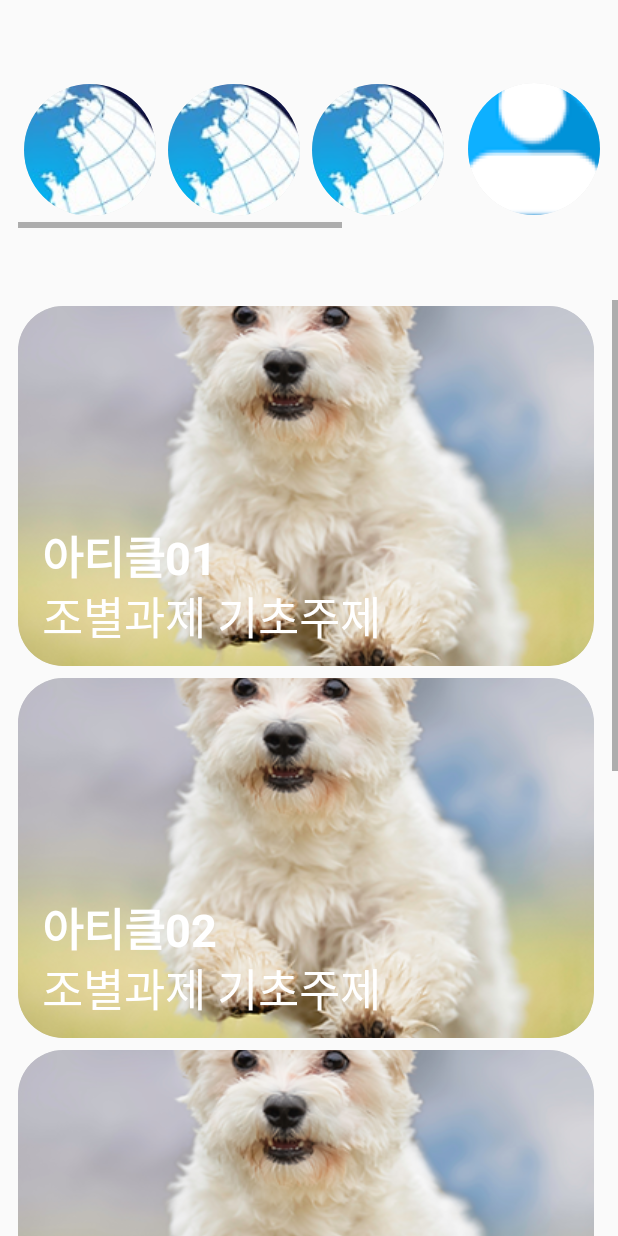
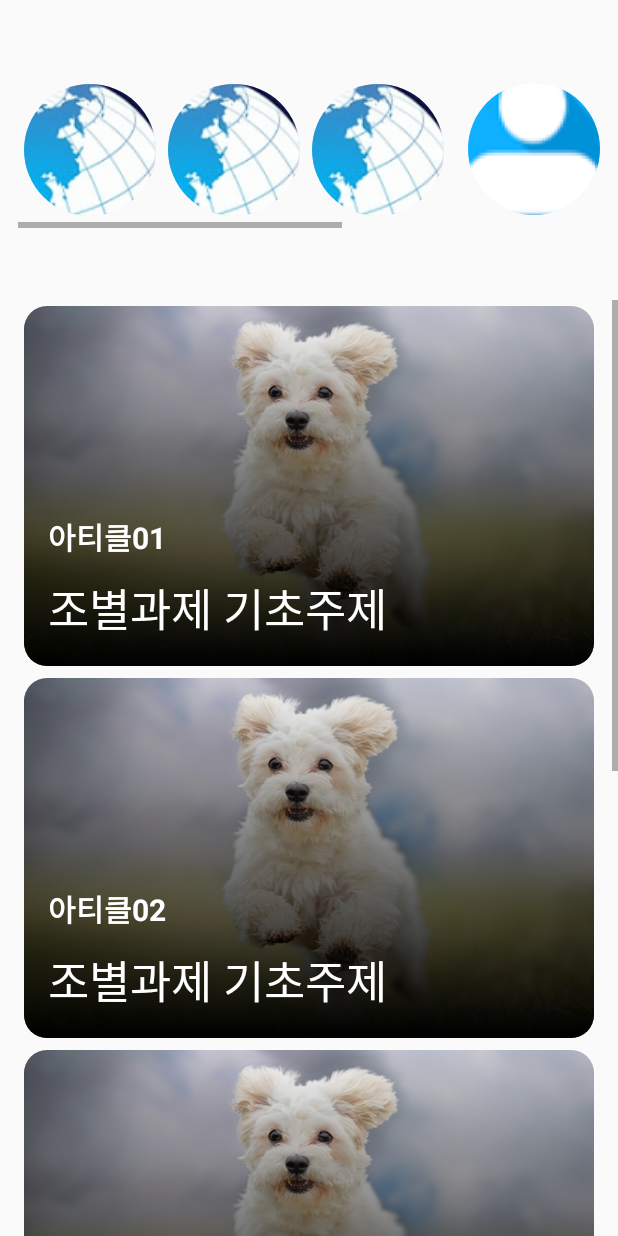
Before and after one commit to AtmosCat/arti, an Android app: the layout activity_main.xml on its own in the app's theme, with its tools: preview values and no code run, on a phone screen of 412 x 824 dp. Run offline under Robolectric (Android 15) with nearby library versions, the light colour scheme and no system bars.

Commit message:
M 240705 ver 0.1.1. main.xml Update. bottomScrollView revise

```diff
--- a/app/src/main/res/drawable/round2background.xml
+++ b/app/src/main/res/drawable/round2background.xml
@@ -1,5 +1,5 @@
 <?xml version="1.0" encoding="utf-8"?>
 <shape xmlns:android="http://schemas.android.com/apk/res/android">
     <solid android:color="#D5D5D5"/>
-    <corners android:radius="30dp"/>
+    <corners android:radius="15dp"/>
 </shape>
--- a/app/src/main/res/layout/activity_main.xml
+++ b/app/src/main/res/layout/activity_main.xml
@@ -7,7 +7,7 @@
     android:layout_height="match_parent"
     tools:context=".MainViewActivity">
 
-    <!--상단 스크롤 뷰-->
+    <!--상단 가로 스크롤 뷰-->
     <HorizontalScrollView
         android:id="@+id/scrollViewTop"
         android:layout_width="288dp"
@@ -80,7 +80,7 @@
         app:layout_constraintEnd_toEndOf="parent"
         app:layout_constraintStart_toEndOf="@id/scrollViewTop" />
 
-    <!--하단 스크롤뷰-->
+    <!--하단 세로 스크롤뷰-->
     <ScrollView
         android:id="@+id/scrollViewBottom"
         android:layout_width="match_parent"
@@ -91,30 +91,46 @@
         app:layout_constraintStart_toStartOf="parent"
         app:layout_constraintTop_toBottomOf="@id/scrollViewTop">
 
+        <!--수직 콘텐츠-->
+
         <LinearLayout
             android:layout_width="match_parent"
             android:layout_height="wrap_content"
-            android:orientation="vertical">
+            android:orientation="vertical"
+            android:gravity="center">
 
+            <!--수직 콘텐츠 요소1 -->
             <androidx.constraintlayout.widget.ConstraintLayout
                 android:id="@+id/bottomView1"
-                android:layout_width="400dp"
+                android:layout_width="380dp"
                 android:layout_height="240dp"
-                android:layout_margin="4dp">
+                android:layout_margin="4dp"
+                android:background="@drawable/round2background"
+                android:clipToOutline="true">
 
-                <ImageButton
+                <!--Contents와 연결되는 이미지-->
+                <ImageView
                     android:id="@+id/imageButton1"
-                    android:layout_width="384dp"
-                    android:layout_height="240dp"
+                    android:layout_width="match_parent"
+                    android:layout_height="match_parent"
+                    android:scaleType="centerCrop"
                     android:src="@drawable/down1"
-                    android:background="@drawable/round2background"
-                    android:clipToOutline="true"
                     app:layout_constraintBottom_toBottomOf="@+id/bottomView1"
                     app:layout_constraintEnd_toEndOf="parent"
                     app:layout_constraintStart_toStartOf="parent"
+                    app:layout_constraintTop_toTopOf="parent"/>
+
+                <!--Contents이미지 위에 그라데이션 효과-->
+                <ImageView
+                    android:layout_width="match_parent"
+                    android:layout_height="match_parent"
+                    android:src="@drawable/gradient_bottom_thin"
                     app:layout_constraintTop_toTopOf="parent"
-                    app:layout_constraintVertical_bias="1.0" />
+                    app:layout_constraintBottom_toBottomOf="parent"
+                    app:layout_constraintStart_toStartOf="parent"
+                    app:layout_constraintEnd_toEndOf="parent"/>
 
+                <!--추천하는 사람-->
                 <TextView
                     android:id="@+id/text1"
                     android:layout_width="240dp"
@@ -122,43 +138,58 @@
                     android:layout_marginStart="16dp"
                     android:text="아티클01"
                     android:textStyle="bold"
-                    android:textSize="30sp"
+                    android:textSize="20dp"
                     android:textColor="#FFFFFF"
                     app:layout_constraintStart_toStartOf="@+id/imageButton1"
                     app:layout_constraintBottom_toTopOf="@+id/text2"/>
 
+                <!--아티클 제목-->
                 <TextView
                     android:id="@+id/text2"
-                    android:layout_width="240dp"
-                    android:layout_height="40dp"
+                    android:layout_width="wrap_content"
+                    android:layout_height="wrap_content"
                     android:layout_marginStart="16dp"
                     android:layout_marginBottom="16dp"
                     android:text="조별과제 기초주제"
                     android:textColor="#FFFFFF"
-                    android:textSize="30sp"
+                    android:textSize="30dp"
+                    android:maxLines="1"
                     app:layout_constraintBottom_toBottomOf="@+id/imageButton1"
                     app:layout_constraintStart_toStartOf="@+id/imageButton1" />
             </androidx.constraintlayout.widget.ConstraintLayout>
 
+            <!--수직 콘텐츠 요소2 -->
             <androidx.constraintlayout.widget.ConstraintLayout
                 android:id="@+id/bottomView2"
-                android:layout_width="400dp"
+                android:layout_width="380dp"
                 android:layout_height="240dp"
-                android:layout_margin="4dp">
+                android:layout_margin="4dp"
+                android:background="@drawable/round2background"
+                android:clipToOutline="true">
 
-                <ImageButton
+                <!--Contents와 연결되는 이미지-->
+                <ImageView
                     android:id="@+id/imageButton2"
-                    android:layout_width="384dp"
-                    android:layout_height="240dp"
+                    android:layout_width="match_parent"
+                    android:layout_height="match_parent"
+                    android:scaleType="centerCrop"
                     android:src="@drawable/down1"
-                    android:background="@drawable/round2background"
-                    android:clipToOutline="true"
                     app:layout_constraintBottom_toBottomOf="@+id/bottomView2"
                     app:layout_constraintEnd_toEndOf="parent"
                     app:layout_constraintStart_toStartOf="parent"
+                    app:layout_constraintTop_toTopOf="parent"/>
+
+                <!--Contents이미지 위에 그라데이션 효과-->
+                <ImageView
+                    android:layout_width="match_parent"
+                    android:layout_height="match_parent"
+                    android:src="@drawable/gradient_bottom_thin"
                     app:layout_constraintTop_toTopOf="parent"
-                    app:layout_constraintVertical_bias="1.0" />
+                    app:layout_constraintBottom_toBottomOf="parent"
+                    app:layout_constraintStart_toStartOf="parent"
+                    app:layout_constraintEnd_toEndOf="parent"/>
 
+                <!--추천하는 사람-->
                 <TextView
                     android:id="@+id/text3"
                     android:layout_width="240dp"
@@ -166,43 +197,58 @@
                     android:layout_marginStart="16dp"
                     android:text="아티클02"
                     android:textStyle="bold"
-                    android:textSize="30sp"
+                    android:textSize="20dp"
                     android:textColor="#FFFFFF"
                     app:layout_constraintStart_toStartOf="@+id/imageButton2"
                     app:layout_constraintBottom_toTopOf="@+id/text4"/>
 
+                <!--아티클 제목-->
                 <TextView
                     android:id="@+id/text4"
-                    android:layout_width="240dp"
-                    android:layout_height="40dp"
+                    android:layout_width="wrap_content"
+                    android:layout_height="wrap_content"
                     android:layout_marginStart="16dp"
                     android:layout_marginBottom="16dp"
                     android:text="조별과제 기초주제"
-                    android:textSize="30sp"
                     android:textColor="#FFFFFF"
-                    app:layout_constraintStart_toStartOf="@+id/imageButton2"
-                    app:layout_constraintBottom_toBottomOf="@+id/imageButton2"/>
+                    android:textSize="30dp"
+                    android:maxLines="1"
+                    app:layout_constraintBottom_toBottomOf="@+id/imageButton2"
+                    app:layout_constraintStart_toStartOf="@+id/imageButton2" />
             </androidx.constraintlayout.widget.ConstraintLayout>
 
+            <!--수직 콘텐츠 요소3 -->
             <androidx.constraintlayout.widget.ConstraintLayout
                 android:id="@+id/bottomView3"
-                android:layout_width="400dp"
+                android:layout_width="380dp"
                 android:layout_height="240dp"
-                android:layout_margin="4dp">
+                android:layout_margin="4dp"
+                android:background="@drawable/round2background"
+                android:clipToOutline="true">
 
-                <ImageButton
+                <!--Contents와 연결되는 이미지-->
+                <ImageView
                     android:id="@+id/imageButton3"
-                    android:layout_width="384dp"
-                    android:layout_height="240dp"
+                    android:layout_width="match_parent"
+                    android:layout_height="match_parent"
+                    android:scaleType="centerCrop"
                     android:src="@drawable/down1"
-                    android:background="@drawable/round2background"
-                    android:clipToOutline="true"
                     app:layout_constraintBottom_toBottomOf="@+id/bottomView3"
                     app:layout_constraintEnd_toEndOf="parent"
                     app:layout_constraintStart_toStartOf="parent"
+                    app:layout_constraintTop_toTopOf="parent"/>
+
+                <!--Contents이미지 위에 그라데이션 효과-->
+                <ImageView
+                    android:layout_width="match_parent"
+                    android:layout_height="match_parent"
+                    android:src="@drawable/gradient_bottom_thin"
                     app:layout_constraintTop_toTopOf="parent"
-                    app:layout_constraintVertical_bias="1.0" />
+                    app:layout_constraintBottom_toBottomOf="parent"
+                    app:layout_constraintStart_toStartOf="parent"
+                    app:layout_constraintEnd_toEndOf="parent"/>
 
+                <!--추천하는 사람-->
                 <TextView
                     android:id="@+id/text5"
                     android:layout_width="240dp"
@@ -210,110 +256,142 @@
                     android:layout_marginStart="16dp"
                     android:text="아티클03"
                     android:textStyle="bold"
-                    android:textSize="30sp"
+                    android:textSize="20dp"
                     android:textColor="#FFFFFF"
                     app:layout_constraintStart_toStartOf="@+id/imageButton3"
                     app:layout_constraintBottom_toTopOf="@+id/text6"/>
 
+                <!--아티클 제목-->
                 <TextView
                     android:id="@+id/text6"
-                    android:layout_width="240dp"
-                    android:layout_height="40dp"
+                    android:layout_width="wrap_content"
+                    android:layout_height="wrap_content"
                     android:layout_marginStart="16dp"
                     android:layout_marginBottom="16dp"
                     android:text="조별과제 기초주제"
-                    android:textSize="30sp"
                     android:textColor="#FFFFFF"
-                    app:layout_constraintStart_toStartOf="@+id/imageButton3"
-                    app:layout_constraintBottom_toBottomOf="@+id/imageButton3"/>
+                    android:textSize="30dp"
+                    android:maxLines="1"
+                    app:layout_constraintBottom_toBottomOf="@+id/imageButton3"
+                    app:layout_constraintStart_toStartOf="@+id/imageButton3" />
             </androidx.constraintlayout.widget.ConstraintLayout>
 
+            <!--수직 콘텐츠 요소4 -->
             <androidx.constraintlayout.widget.ConstraintLayout
                 android:id="@+id/bottomView4"
-                android:layout_width="400dp"
+                android:layout_width="380dp"
                 android:layout_height="240dp"
-                android:layout_margin="4dp">
+                android:layout_margin="4dp"
+                android:background="@drawable/round2background"
+                android:clipToOutline="true">
 
-                <ImageButton
+                <!--Contents와 연결되는 이미지-->
+                <ImageView
                     android:id="@+id/imageButton4"
-                    android:layout_width="384dp"
-                    android:layout_height="240dp"
+                    android:layout_width="match_parent"
+                    android:layout_height="match_parent"
+                    android:scaleType="centerCrop"
                     android:src="@drawable/down1"
-                    android:background="@drawable/round2background"
-                    android:clipToOutline="true"
                     app:layout_constraintBottom_toBottomOf="@+id/bottomView4"
                     app:layout_constraintEnd_toEndOf="parent"
                     app:layout_constraintStart_toStartOf="parent"
+                    app:layout_constraintTop_toTopOf="parent"/>
+
+                <!--Contents이미지 위에 그라데이션 효과-->
+                <ImageView
+                    android:layout_width="match_parent"
+                    android:layout_height="match_parent"
+                    android:src="@drawable/gradient_bottom_thin"
                     app:layout_constraintTop_toTopOf="parent"
-                    app:layout_constraintVertical_bias="1.0" />
+                    app:layout_constraintBottom_toBottomOf="parent"
+                    app:layout_constraintStart_toStartOf="parent"
+                    app:layout_constraintEnd_toEndOf="parent"/>
 
+                <!--추천하는 사람-->
                 <TextView
                     android:id="@+id/text7"
                     android:layout_width="240dp"
                     android:layout_height="40dp"
                     android:layout_marginStart="16dp"
-                    android:text="아티클04"
+                    android:text="아티클01"
                     android:textStyle="bold"
-                    android:textSize="30sp"
+                    android:textSize="20dp"
                     android:textColor="#FFFFFF"
                     app:layout_constraintStart_toStartOf="@+id/imageButton4"
                     app:layout_constraintBottom_toTopOf="@+id/text8"/>
 
+                <!--아티클 제목-->
                 <TextView
                     android:id="@+id/text8"
-                    android:layout_width="240dp"
-                    android:layout_height="40dp"
+                    android:layout_width="wrap_content"
+                    android:layout_height="wrap_content"
                     android:layout_marginStart="16dp"
                     android:layout_marginBottom="16dp"
                     android:text="조별과제 기초주제"
-                    android:textSize="30sp"
                     android:textColor="#FFFFFF"
-                    app:layout_constraintStart_toStartOf="@+id/imageButton4"
-                    app:layout_constraintBottom_toBottomOf="@+id/imageButton4"/>
+                    android:textSize="30dp"
+                    android:maxLines="1"
+                    app:layout_constraintBottom_toBottomOf="@+id/imageButton4"
+                    app:layout_constraintStart_toStartOf="@+id/imageButton4" />
             </androidx.constraintlayout.widget.ConstraintLayout>
 
+            <!--수직 콘텐츠 요소5 -->
             <androidx.constraintlayout.widget.ConstraintLayout
                 android:id="@+id/bottomView5"
-                android:layout_width="400dp"
+                android:layout_width="380dp"
                 android:layout_height="240dp"
-                android:layout_margin="4dp">
+                android:layout_margin="4dp"
+                android:background="@drawable/round2background"
+                android:clipToOutline="true">
 
-                <ImageButton
+                <!--Contents와 연결되는 이미지-->
+                <ImageView
                     android:id="@+id/imageButton5"
-                    android:layout_width="384dp"
-                    android:layout_height="240dp"
+                    android:layout_width="match_parent"
+                    android:layout_height="match_parent"
+                    android:scaleType="centerCrop"
                     android:src="@drawable/down1"
-                    android:background="@drawable/round2background"
-                    android:clipToOutline="true"
                     app:layout_constraintBottom_toBottomOf="@+id/bottomView5"
                     app:layout_constraintEnd_toEndOf="parent"
                     app:layout_constraintStart_toStartOf="parent"
+                    app:layout_constraintTop_toTopOf="parent"/>
+
+                <!--Contents이미지 위에 그라데이션 효과-->
+                <ImageView
+                    android:layout_width="match_parent"
+                    android:layout_height="match_parent"
+                    android:src="@drawable/gradient_bottom_thin"
                     app:layout_constraintTop_toTopOf="parent"
-                    app:layout_constraintVertical_bias="1.0" />
+                    app:layout_constraintBottom_toBottomOf="parent"
+                    app:layout_constraintStart_toStartOf="parent"
+                    app:layout_constraintEnd_toEndOf="parent"/>
 
+                <!--추천하는 사람-->
                 <TextView
                     android:id="@+id/text9"
                     android:layout_width="240dp"
                     android:layout_height="40dp"
                     android:layout_marginStart="16dp"
-                    android:text="아티클05"
+                    android:text="아티클01"
                     android:textStyle="bold"
-                    android:textSize="30sp"
+                    android:textSize="20dp"
                     android:textColor="#FFFFFF"
                     app:layout_constraintStart_toStartOf="@+id/imageButton5"
                     app:layout_constraintBottom_toTopOf="@+id/text10"/>
 
+                <!--아티클 제목-->
                 <TextView
                     android:id="@+id/text10"
-                    android:layout_width="240dp"
-                    android:layout_height="40dp"
+                    android:layout_width="wrap_content"
+                    android:layout_height="wrap_content"
                     android:layout_marginStart="16dp"
                     android:layout_marginBottom="16dp"
                     android:text="조별과제 기초주제"
-                    android:textSize="30sp"
                     android:textColor="#FFFFFF"
-                    app:layout_constraintStart_toStartOf="@+id/imageButton5"
-                    app:layout_constraintBottom_toBottomOf="@+id/imageButton5"/>
+                    android:textSize="30dp"
+                    android:maxLines="1"
+                    app:layout_constraintBottom_toBottomOf="@+id/imageButton5"
+                    app:layout_constraintStart_toStartOf="@+id/imageButton5" />
             </androidx.constraintlayout.widget.ConstraintLayout>
 
         </LinearLayout>
```
